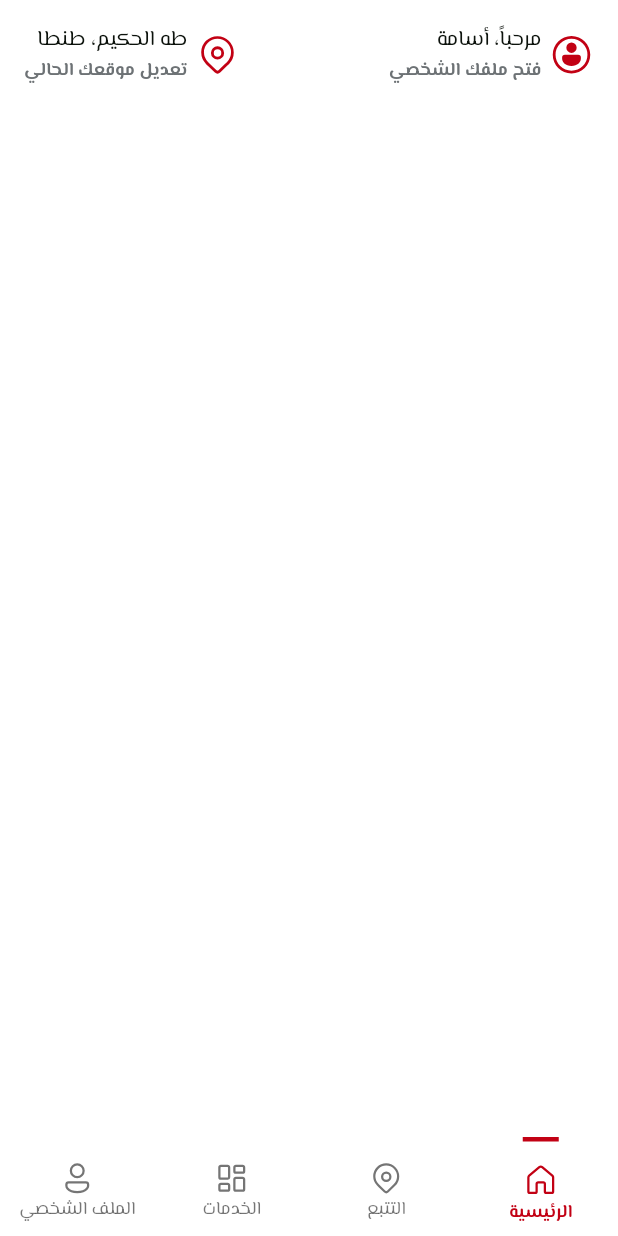
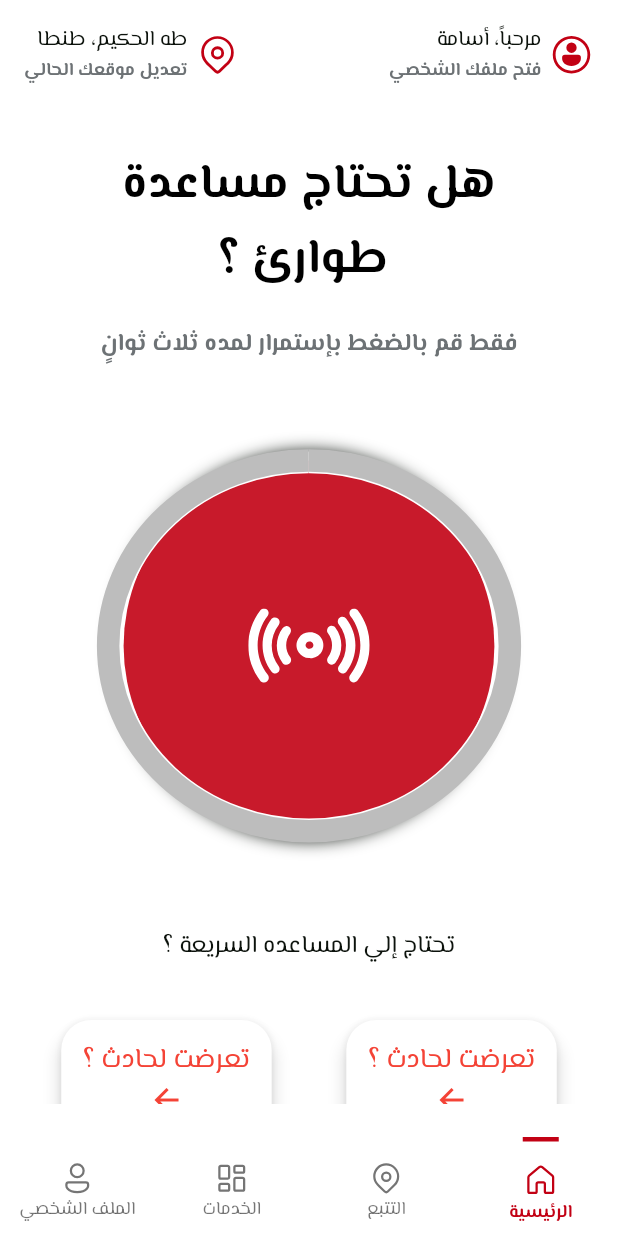
Before and after one commit to kareemhamed4/es3fny_user_app, a Flutter app: the screen it shows after launch, on a phone screen of 412 x 824 dp. Run offline on Flutter 3.47's test engine with Material 2 defaults, Android fonts, the phone set to English and light mode, and no system bars; our stand-ins replace fluentui_system_icons, flutter_bloc, flutter_markdown, flutter_svg, fluttertoast, hexcolor and 2 more.

Commit message:
home screen by abdelghany

```diff
--- a/lib/modules/home/home_screen.dart
+++ b/lib/modules/home/home_screen.dart
@@ -1,3 +1,4 @@
+import 'package:es3fny_user_app/main_button/main_button.dart';
 import 'package:es3fny_user_app/shared/styles/colors.dart';
 import 'package:fluentui_system_icons/fluentui_system_icons.dart';
 import 'package:flutter/gestures.dart';
@@ -13,12 +14,14 @@ class HomeScreen extends StatefulWidget {
 class _HomeScreenState extends State<HomeScreen> {
   @override
   Widget build(BuildContext context) {
+    Size size = MediaQuery.of(context).size;
     return Scaffold(
       body: SafeArea(
           child: Padding(
             padding: const EdgeInsets.all(16),
             child: Directionality(
               textDirection: TextDirection.rtl,
+              child: SingleChildScrollView(
                 child: Column(
                   children: [
                     Row(
@@ -77,7 +80,117 @@ class _HomeScreenState extends State<HomeScreen> {
                         ),
                       ],
                     ),
+                    SizedBox(
+                      height: size.height*0.050,
+                    ),
+                    Text(
+                      'هل تحتاج مساعدة\n طوارئ ؟' ,
+                      style: Theme.of(context).textTheme.headline5!.copyWith(
+                        fontSize: 32 ,
+                        color: Colors.black
+                      ),
+                      textAlign: TextAlign.center,
+                    ),
+                    SizedBox(
+                      height: size.height*0.0233,
+                    ),
+                    Text(
+                      'فقط قم بالضغط بإستمرار لمده ثلاث ثوانٍ' ,
+                      style: Theme.of(context).textTheme.caption!.copyWith(
+                          fontSize: 16 ,
+                      ),
+                      textAlign: TextAlign.center,
+                    ),
+                    SizedBox(
+                      height: size.height*0.0784,
+                    ),
+                    LoadingButton(),
+                    SizedBox(
+                      height: size.height*0.0784,
+                    ),
+                    Text(
+                      'تحتاج إلي المساعده السريعة ؟' ,
+                      style: Theme.of(context).textTheme.bodyText1!.copyWith(
+                        fontSize: 16
+                      ),
+                    ) ,
+                    SizedBox(
+                      height: size.height*0.039,
+                    ),
+                    Row(
+                      mainAxisAlignment: MainAxisAlignment.center,
+                      children: [
+                        SizedBox(
+                          height: size.height*0.105,
+                          width: size.width*0.36,
+                          child: Card(
+                            color: Colors.white,
+                            elevation: 5,
+                            shape: RoundedRectangleBorder(
+                              borderRadius: BorderRadius.circular(20),
+                            ),
+                            child:
+                            Column(
+                              mainAxisAlignment: MainAxisAlignment.center,
+                              children: [
+                                Text(
+                                  'تعرضت لحادث ؟',
+                                  style: Theme.of(context).textTheme.bodyText1!.copyWith(
+                                      fontSize: 18,
+                                      color: Colors.red
+                                  ),
+                                ),
+                                Icon(
+                                  (Icons.arrow_forward
+                                  ),
+                                  color: Colors.red,
+                                )
                               ],
+                            ),
+
+                          ),
+
+                        ),
+                        SizedBox(
+                          width: size.width*0.1013,
+                        ),
+                        SizedBox(
+                          height: size.height*0.105,
+                          width: size.width*0.36,
+                          child: Card(
+                            color: Colors.white,
+                            elevation: 5,
+                            shape: RoundedRectangleBorder(
+                              borderRadius: BorderRadius.circular(20),
+                            ),
+                            child:
+                            Column(
+                              mainAxisAlignment: MainAxisAlignment.center,
+                              children: [
+                                Text(
+                                  'تعرضت لحادث ؟',
+                                  style: Theme.of(context).textTheme.bodyText1!.copyWith(
+                                      fontSize: 18,
+                                      color: Colors.red
+                                  ),
+                                ),
+                                Icon(
+                                  (Icons.arrow_forward
+                                  ),
+                                  color: Colors.red,
+                                )
+                              ],
+                            ),
+
+                          ),
+
+                        ),
+
+                      ],
+                    )
+
+                  ],
+                ),
               ),
             ),
           )
```
Lines whose indentation alone changed are shown as unchanged.
